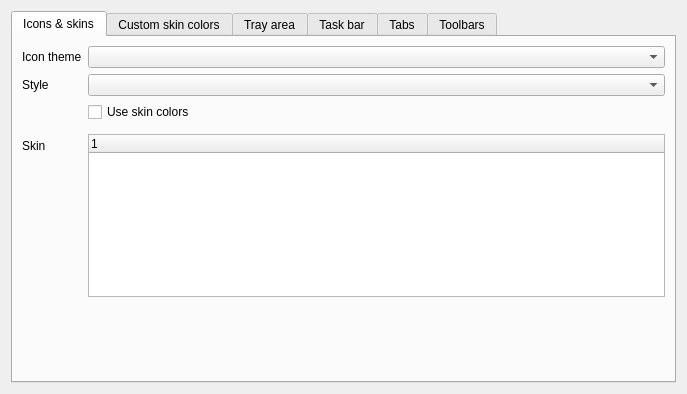
Above: src/librssguard/gui/settings/settingsgui.ui from martinrotter/rssguard before the change. Below: the same form after it.
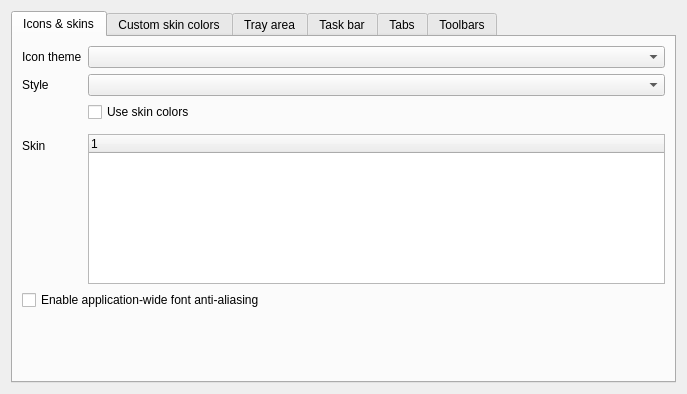
That is the form after the change. Custom widgets are drawn as their Qt base class.

Diff of the .ui file:
```diff
--- a/src/librssguard/gui/settings/settingsgui.ui
+++ b/src/librssguard/gui/settings/settingsgui.ui
@@ -93,7 +93,7 @@
          </column>
         </widget>
        </item>
-       <item row="5" column="0" colspan="2">
+       <item row="6" column="0" colspan="2">
         <spacer name="verticalSpacer">
          <property name="orientation">
           <enum>Qt::Orientation::Vertical</enum>
@@ -116,6 +116,13 @@
        <item row="3" column="1">
         <widget class="HelpSpoiler" name="m_helpSkinColors" native="true"/>
        </item>
+       <item row="5" column="0" colspan="2">
+        <widget class="QCheckBox" name="m_checkFontAntialiasing">
+         <property name="text">
+          <string>Enable application-wide font anti-aliasing</string>
+         </property>
+        </widget>
+       </item>
       </layout>
      </widget>
      <widget class="QWidget" name="m_tabCustomSkinColors">
```
